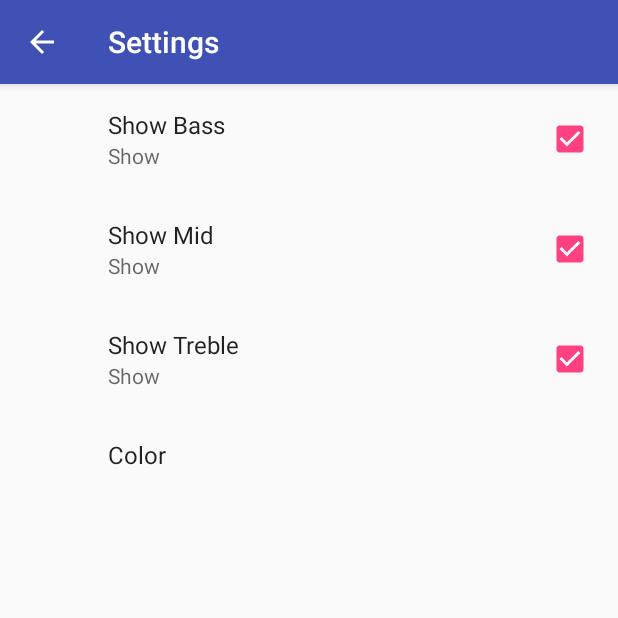
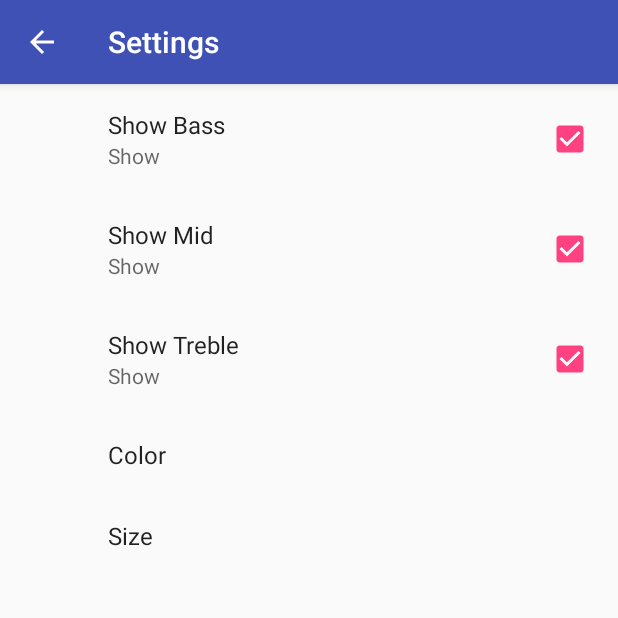
Before and after one commit to kshitijchandra/AudioVisualizer, an Android app: the screen it shows after launch (SettingsActivity), in the options menu, after a tap on "Settings", on a phone screen of 412 x 824 dp, the top half of it. Run offline under Robolectric (Android 15) with nearby library versions, the phone set to English and light mode, and no system bars; our stand-ins replace androidx.preference; 1 statement that could not run was skipped.

Commit message:
adding preference summary and implementing onPreferenceChange

```diff
--- a/app/src/main/java/android/example/com/visualizerpreferences/SettingsFragment.java
+++ b/app/src/main/java/android/example/com/visualizerpreferences/SettingsFragment.java
@@ -1,20 +1,95 @@
 package android.example.com.visualizerpreferences;
 
-import android.os.Build;
+import android.content.SharedPreferences;
 import android.os.Bundle;
-import android.preference.PreferenceFragment;
-import android.support.annotation.RequiresApi;
+import android.support.v7.preference.CheckBoxPreference;
+import android.support.v7.preference.EditTextPreference;
+import android.support.v7.preference.ListPreference;
+import android.support.v7.preference.Preference;
 import android.support.v7.preference.PreferenceFragmentCompat;
+import android.support.v7.preference.PreferenceScreen;
+import android.widget.Toast;
 
 /**
  * Created by kcp on 11/1/17.
  */
 
-public class SettingsFragment extends PreferenceFragmentCompat {
+public class SettingsFragment extends PreferenceFragmentCompat implements SharedPreferences.OnSharedPreferenceChangeListener,Preference.OnPreferenceChangeListener{
 
     @Override
     public void onCreatePreferences(Bundle savedInstanceState, String rootKey) {
         addPreferencesFromResource(R.xml.pref_visualizer);
 
+        SharedPreferences sharedPreferences = getPreferenceScreen().getSharedPreferences();
+        PreferenceScreen preferenceScreen = getPreferenceScreen();
+        int count = preferenceScreen.getPreferenceCount();
+
+        for(int i=0;i<count;i++){
+            Preference p = preferenceScreen.getPreference(i);
+            if(!(p instanceof CheckBoxPreference)){
+                String value = sharedPreferences.getString(p.getKey(),"");
+                setPreferenceSummary(p,value);
+            }
+        }
+
+        Preference preference = findPreference(getString(R.string.pref_size_key));
+        preference.setOnPreferenceChangeListener(this);
+    }
+
+    private void setPreferenceSummary(Preference preference, String value){
+        if(preference instanceof ListPreference){
+            ListPreference listPreference = (ListPreference) preference;
+            int prefIndex = listPreference.findIndexOfValue(value);
+            if(prefIndex>=0){
+                listPreference.setSummary(listPreference.getEntries()[prefIndex]);
+            }
+        }else if(preference instanceof EditTextPreference){
+            preference.setSummary(value);
+        }
+    }
+
+    @Override
+    public void onSharedPreferenceChanged(SharedPreferences sharedPreferences, String key) {
+        Preference preference =  findPreference(key);
+        if(preference !=null){
+            if(!(preference instanceof CheckBoxPreference)){
+                String value = sharedPreferences.getString(preference.getKey(),"");
+                setPreferenceSummary(preference,value);
+            }
+        }
+    }
+
+    @Override
+    public void onCreate(Bundle savedInstanceState) {
+        super.onCreate(savedInstanceState);
+        getPreferenceScreen().getSharedPreferences().registerOnSharedPreferenceChangeListener(this);
+    }
+
+    @Override
+    public void onDestroy() {
+        super.onDestroy();
+        getPreferenceScreen().getSharedPreferences().unregisterOnSharedPreferenceChangeListener(this);
+    }
+
+    @Override
+    public boolean onPreferenceChange(Preference preference, Object newValue) {
+        Toast error = Toast.makeText(getContext(), "Please select a number between 0.1 and 3", Toast.LENGTH_SHORT);
+
+        String sizeKey = getString(R.string.pref_size_key);
+        if (preference.getKey().equals(sizeKey)) {
+            String stringSize = ((String) (newValue)).trim();
+            if (stringSize.equals("")) stringSize = "1";
+            try {
+                float size = Float.parseFloat(stringSize);
+                if (size > 3 || size <= 0) {
+                    error.show();
+                    return false;
+                }
+            } catch (NumberFormatException nfe) {
+                error.show();
+                return false;
+            }
+        }
+        return true;
     }
 }
--- a/app/src/main/java/android/example/com/visualizerpreferences/VisualizerActivity.java
+++ b/app/src/main/java/android/example/com/visualizerpreferences/VisualizerActivity.java
@@ -54,9 +54,8 @@ public class VisualizerActivity extends AppCompatActivity implements SharedPrefe
         mVisualizerView.setShowBass(sharedPreferences.getBoolean(getString(R.string.pref_show_bass_key),getResources().getBoolean(R.bool.pref_show_bass_default)));
         mVisualizerView.setShowMid(sharedPreferences.getBoolean(getString(R.string.pref_show_mid_key),getResources().getBoolean(R.bool.pref_show_mid_default)));
         mVisualizerView.setShowTreble(sharedPreferences.getBoolean(getString(R.string.pref_show_treble_key),getResources().getBoolean(R.bool.pref_show_treble_default)));
-
        loadColorFromPreferences(sharedPreferences);
-        mVisualizerView.setColor(getString(R.string.pref_color_red_value));
+       loadSizeFromPreferences(sharedPreferences);
 
         sharedPreferences.registerOnSharedPreferenceChangeListener(this);
     }
@@ -64,6 +63,11 @@ public class VisualizerActivity extends AppCompatActivity implements SharedPrefe
    private void loadColorFromPreferences(SharedPreferences sharedPreferences){
         mVisualizerView.setColor(sharedPreferences.getString(getString(R.string.pref_color_key),getString(R.string.pref_color_red_value)));
 
+   }
+
+   private void loadSizeFromPreferences(SharedPreferences sharedPreferences){
+       float minSize = Float.parseFloat(sharedPreferences.getString(getString(R.string.pref_size_key),getString(R.string.pref_size_default)));
+        mVisualizerView.setMinSizeScale(minSize);
    }
     @Override
     protected void onPause() {
@@ -150,6 +154,8 @@ public class VisualizerActivity extends AppCompatActivity implements SharedPrefe
             mVisualizerView.setShowTreble(sharedPreferences.getBoolean(key,getResources().getBoolean(R.bool.pref_show_treble_default)));
         }else if(key.equals(getString(R.string.pref_color_key))){
             loadColorFromPreferences(sharedPreferences);
+        }else if(key.equals(getString(R.string.pref_size_key))){
+            loadSizeFromPreferences(sharedPreferences);
         }
     }
 
--- a/app/src/main/res/values/strings.xml
+++ b/app/src/main/res/values/strings.xml
@@ -37,5 +37,8 @@
     <string name="pref_show_false">Hidden</string>
     <string name="pref_show_true">Show</string>
     <string name="pref_color_label">Color</string>
+    <string name="pref_size_default" translatable="false">1</string>
+    <string name="pref_size_key" translatable="false">size</string>
+    <string name="pref_size_label">Size</string>
 
 </resources>
--- a/app/src/main/res/xml/pref_visualizer.xml
+++ b/app/src/main/res/xml/pref_visualizer.xml
@@ -28,4 +28,9 @@
         android:key="@string/pref_color_key"
         android:title="@string/pref_color_label"></ListPreference>
 
+    <EditTextPreference
+        android:defaultValue="@string/pref_size_default"
+        android:key="@string/pref_size_key"
+        android:title="@string/pref_size_label"/>
+
 </PreferenceScreen>
```
